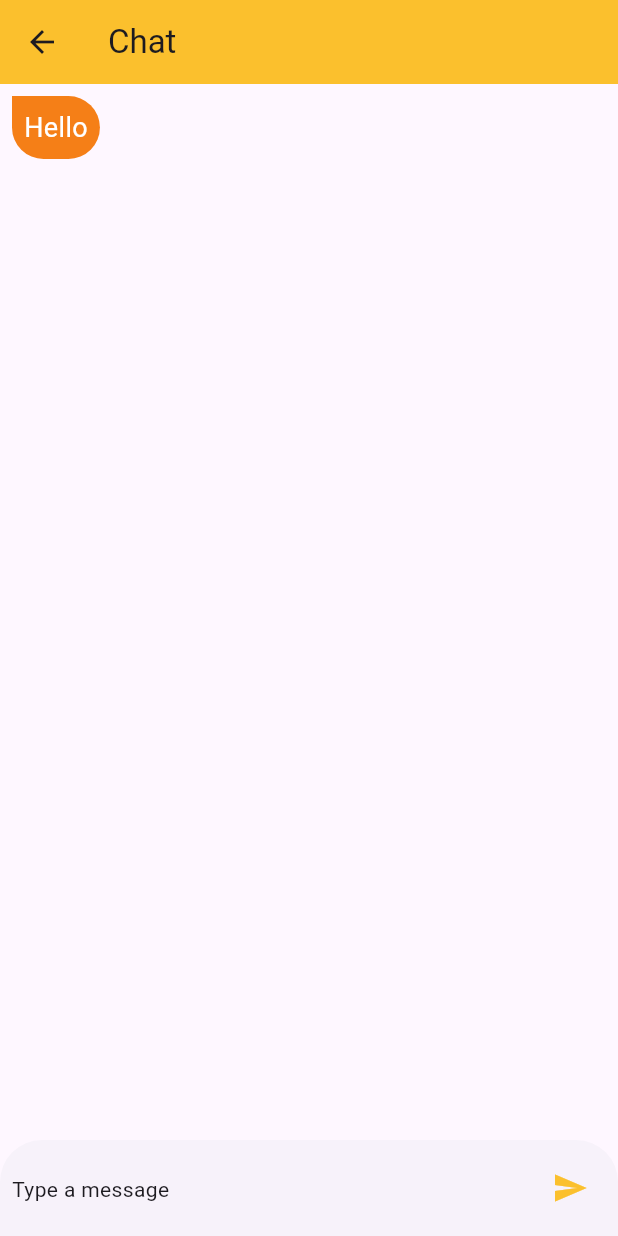
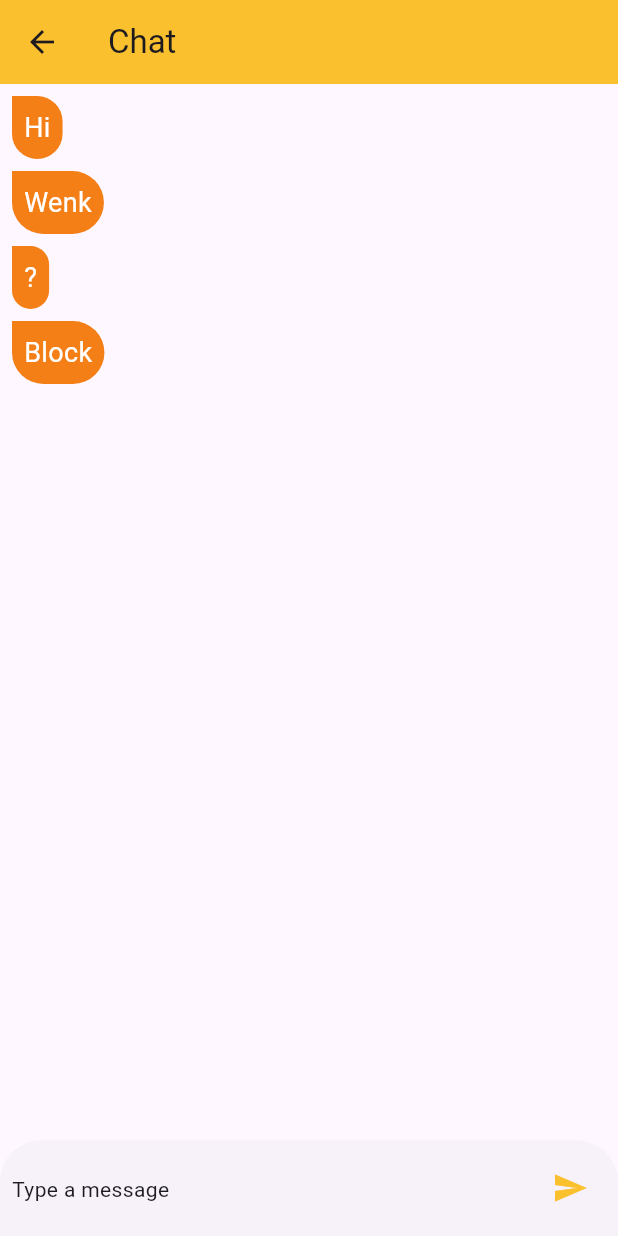
Before and after one commit to saefo97/Glgamsh-Chat-Second, a Flutter app: the ChatScreen screen opened directly, on a phone screen of 412 x 824 dp. Run offline on Flutter 3.47's test engine with Material 3 defaults, Android fonts, the phone set to English and light mode, and no system bars; Roboto replaces fonts that are missing (times).

Commit message:
ListView

```diff
--- a/lib/screens/chat_screen.dart
+++ b/lib/screens/chat_screen.dart
@@ -3,7 +3,11 @@ import 'package:flutter/material.dart';
 
 class ChatScreen extends StatelessWidget {
   ChatScreen({super.key});
+
   bool isMe = false;
+
+  List<String> X = ["Hi", "Wenk", "?", "Block"];
+
   @override
   Widget build(BuildContext context) {
     return Scaffold(
@@ -18,44 +22,43 @@ bool isMe = false;
         // ],
         // leading: Icon(Icons.add),
       ),
-      body: ListView(
-        padding: EdgeInsets.all(8),
-        children: [
-          Container(
+      body: ListView.builder(
+        itemCount: X.length,
+        itemBuilder: (context, index) {
+          return Container(
             margin: EdgeInsets.only(bottom: 8),
-              alignment: isMe?  AlignmentGeometry.centerRight : Alignment.centerLeft,
+            alignment: isMe
+                ? AlignmentGeometry.centerRight
+                : Alignment.centerLeft,
 
             child: Container(
               decoration: BoxDecoration(
-                color: isMe? kLightColor1 : kDarkColor2,
-                borderRadius: isMe ? BorderRadius.only(
-                  bottomLeft:  Radius.circular(32)    ,
-                  bottomRight: Radius.circular(32)      ,
-                  topLeft:     Radius.circular(32)    ,
-
-                ) : BorderRadius.only(
-                  bottomLeft:  Radius.circular(32)    ,
-                  bottomRight: Radius.circular(32)      ,
-                  topRight:     Radius.circular(32)    ,
-
+                color: isMe ? kLightColor1 : kDarkColor2,
+                borderRadius: isMe
+                    ? BorderRadius.only(
+                        bottomLeft: Radius.circular(32),
+                        bottomRight: Radius.circular(32),
+                        topLeft: Radius.circular(32),
                       )
+                    : BorderRadius.only(
+                        bottomLeft: Radius.circular(32),
+                        bottomRight: Radius.circular(32),
+                        topRight: Radius.circular(32),
+                      ),
               ),
               padding: EdgeInsets.all(8),
-              child: Text("Hello",
+              child: Text(
+                X[index],
                 style: TextStyle(
                   fontFamily: "times",
-                color: isMe? Colors.black : Colors.white,
-                fontSize: 18
+                  color: isMe ? Colors.black : Colors.white,
+                  fontSize: 18,
                 ),
-
               ),
-
-
-              )),
-
-
-
-        ],
+            ),
+          );
+        },
+        padding: EdgeInsets.all(8),
       ),
 
       bottomSheet: Padding(
@@ -76,7 +79,9 @@ bool isMe = false;
             IconButton(
               color: kDarkColor1,
 
-              onPressed: () {},
+              onPressed: () {
+
+              },
               icon: Icon(Icons.send),
             ),
           ],
```
Lines whose indentation alone changed are shown as unchanged.
